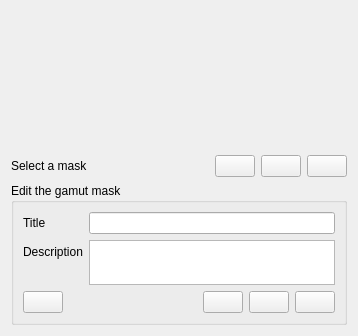
First picture: the form in plugins/dockers/gamutmask/forms/wdgGamutMaskChooser.ui, repository KDE/krita, before the edit.
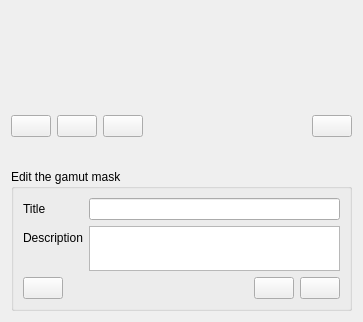
Second picture: the form after the edit. Custom widgets are drawn as their Qt base class.

Commit message: Continuation of gamut masking effort.

Diff of the .ui file:
```diff
--- a/plugins/dockers/gamutmask/forms/wdgGamutMaskChooser.ui
+++ b/plugins/dockers/gamutmask/forms/wdgGamutMaskChooser.ui
@@ -6,8 +6,8 @@
    <rect>
     <x>0</x>
     <y>0</y>
-    <width>358</width>
-    <height>336</height>
+    <width>363</width>
+    <height>322</height>
    </rect>
   </property>
   <layout class="QVBoxLayout" name="verticalLayout_3">
@@ -22,20 +22,26 @@
     </widget>
    </item>
    <item>
+    <widget class="QFrame" name="editControlsBox">
+     <property name="frameShape">
+      <enum>QFrame::NoFrame</enum>
+     </property>
+     <property name="frameShadow">
+      <enum>QFrame::Plain</enum>
+     </property>
     <layout class="QHBoxLayout" name="horizontalLayout">
-     <item>
-      <widget class="QLabel" name="labelMaskName">
-       <property name="sizePolicy">
-        <sizepolicy hsizetype="Expanding" vsizetype="Preferred">
-         <horstretch>0</horstretch>
-         <verstretch>0</verstretch>
-        </sizepolicy>
-       </property>
-       <property name="text">
-        <string>Select a mask</string>
-       </property>
-      </widget>
-     </item>
+      <property name="leftMargin">
+       <number>0</number>
+      </property>
+      <property name="topMargin">
+       <number>0</number>
+      </property>
+      <property name="rightMargin">
+       <number>0</number>
+      </property>
+      <property name="bottomMargin">
+       <number>0</number>
+      </property>
      <item>
       <widget class="QPushButton" name="bnMaskSet">
        <property name="toolTip">
@@ -56,6 +62,29 @@
        </property>
       </widget>
      </item>
+      <item>
+       <widget class="QPushButton" name="bnMaskDuplicate">
+        <property name="toolTip">
+         <string>Duplicate selected mask</string>
+        </property>
+        <property name="text">
+         <string/>
+        </property>
+       </widget>
+      </item>
+      <item>
+       <spacer name="horizontalSpacer">
+        <property name="orientation">
+         <enum>Qt::Horizontal</enum>
+        </property>
+        <property name="sizeHint" stdset="0">
+         <size>
+          <width>40</width>
+          <height>20</height>
+         </size>
+        </property>
+       </spacer>
+      </item>
      <item>
       <widget class="QPushButton" name="bnMaskDelete">
        <property name="toolTip">
@@ -67,6 +96,7 @@
       </widget>
      </item>
     </layout>
+    </widget>
    </item>
    <item>
     <widget class="QGroupBox" name="maskPropertiesBox">
@@ -184,16 +214,6 @@
           </property>
          </widget>
         </item>
-        <item>
-         <widget class="QPushButton" name="bnSaveMaskNew">
-          <property name="toolTip">
-           <string>Save As New</string>
-          </property>
-          <property name="text">
-           <string/>
-          </property>
-         </widget>
-        </item>
        </layout>
       </item>
      </layout>
```
Left out of the diff: 8 changed lines with no effect on the pictures. Lines whose indentation alone changed are shown as unchanged. The commit also changes 46 other files.
